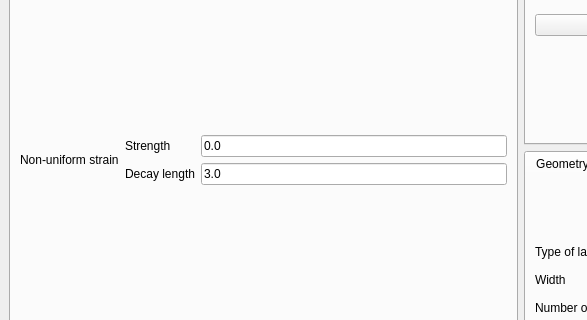
The window that interface-pyqt/0d/interface.ui (joselado/quantum-lattice) describes before a commit, drawn with Qt 5; both pictures show x 0 to 587 and y 127 to 447 of the 1041 by 600 pixel window.
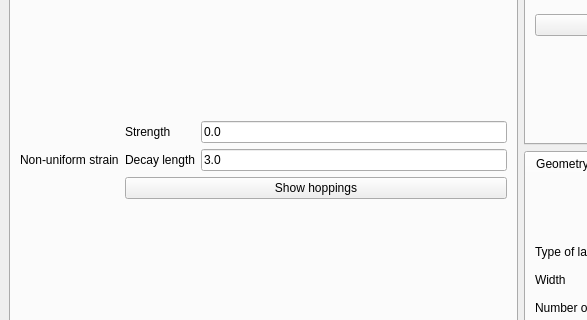
The same window after the commit. The open tabs and pages were chosen to show the change.

Diff of the .ui file:
```diff
--- a/interface-pyqt/0d/interface.ui
+++ b/interface-pyqt/0d/interface.ui
@@ -297,6 +297,13 @@
               </property>
              </widget>
             </item>
+            <item row="2" column="0" colspan="2">
+             <widget class="QPushButton" name="show_hoppings">
+              <property name="text">
+               <string>Show hoppings</string>
+              </property>
+             </widget>
+            </item>
            </layout>
           </item>
          </layout>
```
